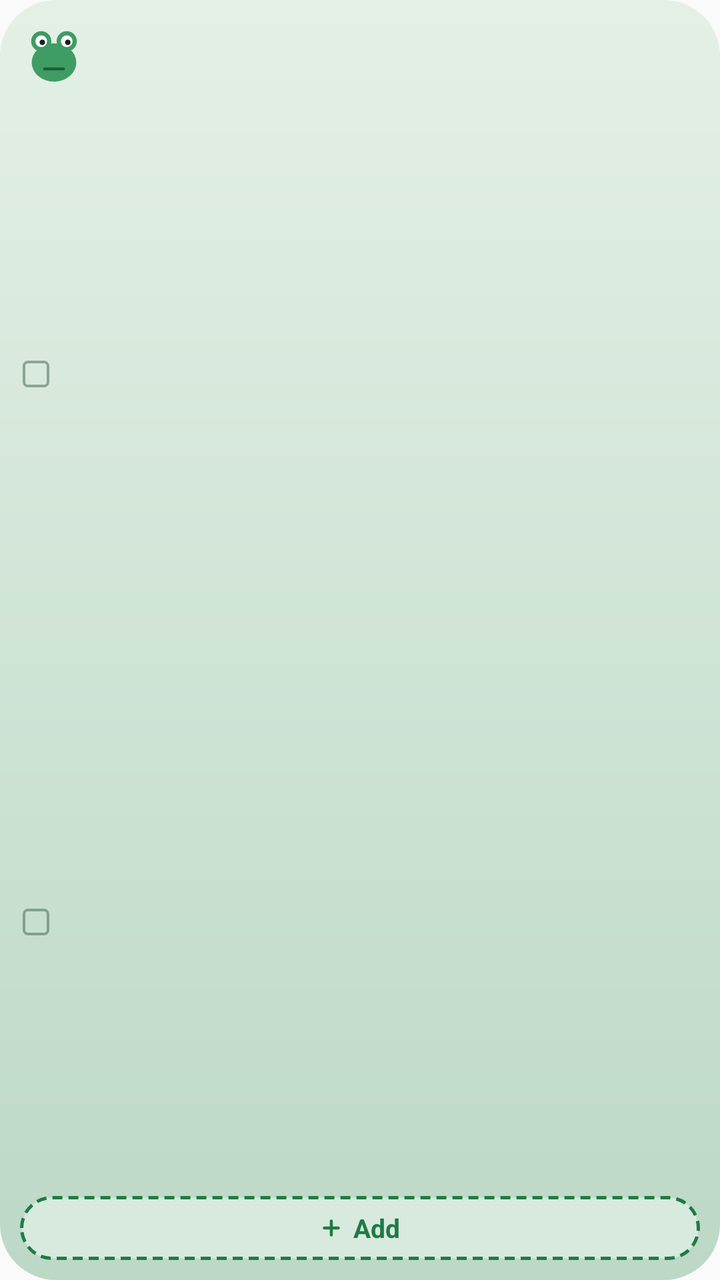
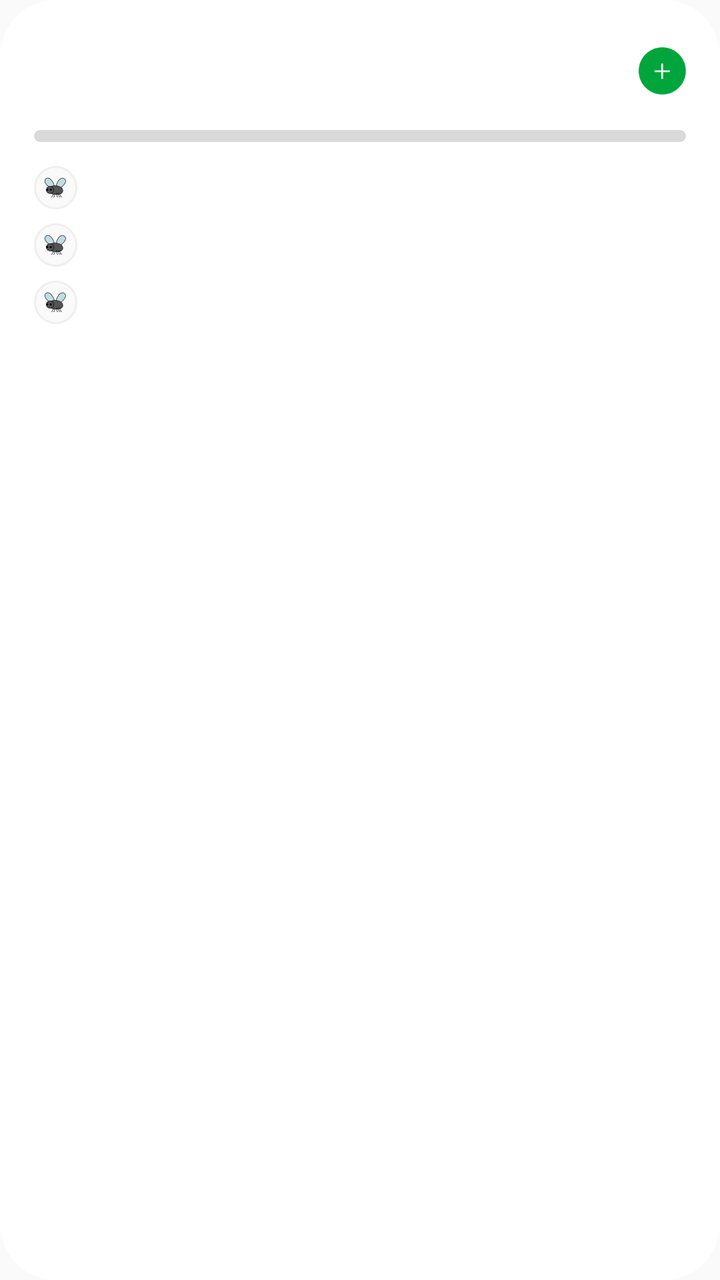

Before-and-after screenshots of an Android layout around one commit, followed by the original layout XML and the change that was made.
<!-- AndroidManifest.xml: application theme AppTheme -->
<!-- res/layout/frog_widget_small.xml -->
<?xml version="1.0" encoding="utf-8"?>
<FrameLayout xmlns:android="http://schemas.android.com/apk/res/android"
    android:id="@+id/widget_root"
    android:layout_width="match_parent"
    android:layout_height="match_parent"
    android:background="@drawable/widget_bg">

    <View
        android:layout_width="match_parent"
        android:layout_height="match_parent"
        android:background="@drawable/widget_scrim" />

    <LinearLayout
        android:layout_width="match_parent"
        android:layout_height="match_parent"
        android:orientation="vertical"
        android:padding="10dp">

        <LinearLayout
            android:layout_width="match_parent"
            android:layout_height="wrap_content"
            android:gravity="center_vertical"
            android:orientation="horizontal">

            <ImageView
                android:id="@+id/widget_frog"
                android:layout_width="34dp"
                android:layout_height="34dp"
                android:contentDescription="@string/widget_frog_desc"
                android:scaleType="fitCenter"
                android:src="@drawable/frog_widget_neutral" />

            <TextView
                android:id="@+id/widget_streak"
                android:layout_width="match_parent"
                android:layout_height="wrap_content"
                android:gravity="end"
                android:textColor="@color/widget_streak"
                android:textSize="12sp"
                android:textStyle="bold"
                android:visibility="gone" />
        </LinearLayout>

        <LinearLayout
            android:layout_width="match_parent"
            android:layout_height="0dp"
            android:layout_weight="1"
            android:orientation="vertical"
            android:paddingTop="6dp">

            <TextView
                android:id="@+id/widget_empty"
                android:layout_width="match_parent"
                android:layout_height="0dp"
                android:layout_weight="1"
                android:gravity="center_vertical"
                android:text="@string/widget_empty"
                android:textColor="@color/widget_text_muted"
                android:textSize="13sp"
                android:visibility="gone" />

                <LinearLayout
                    android:id="@+id/widget_row_0"
                    android:layout_width="match_parent"
                    android:layout_height="0dp"
                    android:layout_weight="1"
                    android:minHeight="26dp"
                    android:gravity="center_vertical"
                    android:orientation="horizontal">

                    <ImageView
                        android:id="@+id/widget_check_0"
                        android:layout_width="16dp"
                        android:layout_height="16dp"
                        android:layout_marginEnd="6dp"
                        android:importantForAccessibility="no"
                        android:src="@drawable/widget_check_off" />

                    <TextView
                        android:id="@+id/widget_text_0"
                        android:layout_width="match_parent"
                        android:layout_height="wrap_content"
                        android:ellipsize="end"
                        android:maxLines="1"
                        android:textColor="@color/widget_text"
                        android:textSize="13sp" />
                </LinearLayout>
                <LinearLayout
                    android:id="@+id/widget_row_1"
                    android:layout_width="match_parent"
                    android:layout_height="0dp"
                    android:layout_weight="1"
                    android:minHeight="26dp"
                    android:gravity="center_vertical"
                    android:orientation="horizontal">

                    <ImageView
                        android:id="@+id/widget_check_1"
                        android:layout_width="16dp"
                        android:layout_height="16dp"
                        android:layout_marginEnd="6dp"
                        android:importantForAccessibility="no"
                        android:src="@drawable/widget_check_off" />

                    <TextView
                        android:id="@+id/widget_text_1"
                        android:layout_width="match_parent"
                        android:layout_height="wrap_content"
                        android:ellipsize="end"
                        android:maxLines="1"
                        android:textColor="@color/widget_text"
                        android:textSize="13sp" />
                </LinearLayout>
        </LinearLayout>

        <LinearLayout
            android:id="@+id/widget_add"
            android:layout_width="match_parent"
            android:layout_height="32dp"
            android:background="@drawable/widget_add_pill"
            android:gravity="center"
            android:orientation="horizontal">

            <ImageView
                android:layout_width="12dp"
                android:layout_height="12dp"
                android:layout_marginEnd="5dp"
                android:importantForAccessibility="no"
                android:src="@drawable/widget_plus" />

            <TextView
                android:layout_width="wrap_content"
                android:layout_height="wrap_content"
                android:text="@string/widget_add_short"
                android:textColor="@color/widget_accent"
                android:textSize="13sp"
                android:textStyle="bold" />
        </LinearLayout>
    </LinearLayout>
</FrameLayout>
<!-- resources referenced by this layout -->
<resources>
  <color name="widget_accent">#1F7A45</color>
  <color name="widget_streak">#A2620F</color>
  <color name="widget_text">#12251B</color>
  <color name="widget_text_muted">#5C7566</color>
  <!-- drawable frog_widget_neutral (drawable) -->
  <?xml version="1.0" encoding="utf-8"?>
  <vector xmlns:android="http://schemas.android.com/apk/res/android"
      android:width="64dp"
      android:height="64dp"
      android:viewportWidth="64"
      android:viewportHeight="64">
      <path
          android:pathData="M20,20 m-9.5,0 a9.5,9.5 0 1,0 19,0 a9.5,9.5 0 1,0 -19,0"
          android:fillColor="#3F9C63" />
      <path
          android:pathData="M44,20 m-9.5,0 a9.5,9.5 0 1,0 19,0 a9.5,9.5 0 1,0 -19,0"
          android:fillColor="#3F9C63" />
      <path
          android:pathData="M32,40 m-21,0 a21,18 0 1,0 42,0 a21,18 0 1,0 -42,0"
          android:fillColor="#3F9C63" />
      <path
          android:pathData="M20,20 m-5.5,0 a5.5,5.5 0 1,0 11,0 a5.5,5.5 0 1,0 -11,0"
          android:fillColor="#FFFFFF" />
      <path
          android:pathData="M44,20 m-5.5,0 a5.5,5.5 0 1,0 11,0 a5.5,5.5 0 1,0 -11,0"
          android:fillColor="#FFFFFF" />
      <path
          android:pathData="M21,21 m-2.6,0 a2.6,2.6 0 1,0 5.2,0 a2.6,2.6 0 1,0 -5.2,0"
          android:fillColor="#13201A" />
      <path
          android:pathData="M45,21 m-2.6,0 a2.6,2.6 0 1,0 5.2,0 a2.6,2.6 0 1,0 -5.2,0"
          android:fillColor="#13201A" />
      <path
          android:pathData="M23,46 L41,46"
          android:strokeWidth="2.6"
          android:strokeColor="#1D5C39"
          android:strokeLineCap="round" />
  </vector>
  <!-- drawable widget_add_pill (drawable) -->
  <?xml version="1.0" encoding="utf-8"?>
  <shape xmlns:android="http://schemas.android.com/apk/res/android"
      android:shape="rectangle">
      <corners android:radius="999dp" />
      <solid android:color="@color/widget_accent_soft" />
      <stroke
          android:width="1.5dp"
          android:color="@color/widget_accent"
          android:dashWidth="5dp"
          android:dashGap="3dp" />
  </shape>
  <!-- drawable widget_bg (drawable) -->
  <?xml version="1.0" encoding="utf-8"?>
  <shape xmlns:android="http://schemas.android.com/apk/res/android"
      android:shape="rectangle">
      <corners android:radius="@dimen/widget_corner_radius" />
      <gradient
          android:angle="290"
          android:startColor="@color/widget_bg_top"
          android:endColor="@color/widget_bg_bottom"
          android:type="linear" />
  </shape>
  <!-- drawable widget_check_off (drawable) -->
  <vector xmlns:android="http://schemas.android.com/apk/res/android"
      android:width="22dp" android:height="22dp"
      android:viewportWidth="24" android:viewportHeight="24">
      <path
          android:pathData="M6,3h12a3,3 0,0 1,3 3v12a3,3 0,0 1,-3 3H6a3,3 0,0 1,-3 -3V6a3,3 0,0 1,3 -3z"
          android:strokeWidth="2"
          android:strokeColor="@color/widget_check_border" />
  </vector>
  <!-- drawable widget_plus (drawable) -->
  <vector xmlns:android="http://schemas.android.com/apk/res/android"
      android:width="14dp" android:height="14dp"
      android:viewportWidth="24" android:viewportHeight="24">
      <path android:pathData="M12,5v14M5,12h14"
          android:strokeWidth="3"
          android:strokeColor="@color/widget_accent"
          android:strokeLineCap="round" />
  </vector>
  <!-- drawable widget_scrim (drawable) -->
  <?xml version="1.0" encoding="utf-8"?>
  <shape xmlns:android="http://schemas.android.com/apk/res/android"
      android:shape="rectangle">
      <corners android:radius="@dimen/widget_corner_radius" />
      <solid android:color="@color/widget_scrim" />
  </shape>
  <string name="widget_add_short">Add</string>
  <string name="widget_frog_desc">Your frog. Tap to open Frogress.</string>
  <color name="widget_accent_soft">#66FFFFFF</color>
  <dimen name="widget_corner_radius">16dp</dimen>
  <color name="widget_bg_top">#E4F0E6</color>
  <color name="widget_bg_bottom">#BCD8C6</color>
  <color name="widget_check_border">#7F3E5E4A</color>
  <color name="widget_scrim">#00000000</color>
  <!-- unchanged entries left out for length: 2 -->
</resources>

<!-- the commit's change to res/layout/frog_widget_small.xml (unified diff, before → after) -->
@@ -2,19 +2,22 @@
 <FrameLayout xmlns:android="http://schemas.android.com/apk/res/android"
     android:id="@+id/widget_root"
     android:layout_width="match_parent"
-    android:layout_height="match_parent"
-    android:background="@drawable/widget_bg">
+    android:layout_height="match_parent">
 
     <View
+        android:id="@android:id/background"
         android:layout_width="match_parent"
         android:layout_height="match_parent"
-        android:background="@drawable/widget_scrim" />
+        android:background="@drawable/widget_bg" />
 
     <LinearLayout
         android:layout_width="match_parent"
         android:layout_height="match_parent"
         android:orientation="vertical"
-        android:padding="10dp">
+        android:paddingLeft="17dp"
+        android:paddingRight="17dp"
+        android:paddingTop="18dp"
+        android:paddingBottom="18dp">
 
         <LinearLayout
             android:layout_width="match_parent"
@@ -22,119 +25,131 @@
             android:gravity="center_vertical"
             android:orientation="horizontal">
 
+            <TextView
+                android:id="@+id/widget_count"
+                android:layout_width="0dp"
+                android:layout_height="wrap_content"
+                android:layout_weight="1"
+                android:includeFontPadding="false"
+                android:maxLines="1"
+                android:textColor="@color/widget_heading"
+                android:textSize="30sp"
+                android:textStyle="bold" />
+
             <ImageView
-                android:id="@+id/widget_frog"
-                android:layout_width="34dp"
-                android:layout_height="34dp"
-                android:contentDescription="@string/widget_frog_desc"
-                android:scaleType="fitCenter"
-                android:src="@drawable/frog_widget_neutral" />
+                android:id="@+id/widget_add"
+                android:layout_width="23.5dp"
+                android:layout_height="23.5dp"
+                android:contentDescription="@string/widget_add"
+                android:src="@drawable/widget_plus" />
+        </LinearLayout>
+
+        <LinearLayout
+            android:layout_width="match_parent"
+            android:layout_height="wrap_content"
+            android:layout_marginTop="12dp"
+            android:orientation="vertical">
+
+            <ProgressBar
+                android:id="@+id/widget_progress"
+                style="?android:attr/progressBarStyleHorizontal"
+                android:layout_width="match_parent"
+                android:layout_height="6dp"
+                android:max="100"
+                android:progressDrawable="@drawable/widget_progress" />
 
             <TextView
-                android:id="@+id/widget_streak"
+                android:id="@+id/widget_empty"
                 android:layout_width="match_parent"
                 android:layout_height="wrap_content"
-                android:gravity="end"
-                android:textColor="@color/widget_streak"
-                android:textSize="12sp"
-                android:textStyle="bold"
+                android:layout_marginTop="4dp"
+                android:text="@string/widget_empty"
+                android:textColor="@color/widget_text_muted"
+                android:textSize="13sp"
                 android:visibility="gone" />
         </LinearLayout>
 
         <LinearLayout
             android:layout_width="match_parent"
             android:layout_height="0dp"
+            android:layout_marginTop="12dp"
             android:layout_weight="1"
-            android:orientation="vertical"
-            android:paddingTop="6dp">
-
-            <TextView
-                android:id="@+id/widget_empty"
-                android:layout_width="match_parent"
-                android:layout_height="0dp"
-                android:layout_weight="1"
-                android:gravity="center_vertical"
-                android:text="@string/widget_empty"
-                android:textColor="@color/widget_text_muted"
-                android:textSize="13sp"
-                android:visibility="gone" />
-
-                <LinearLayout
-                    android:id="@+id/widget_row_0"
-                    android:layout_width="match_parent"
-                    android:layout_height="0dp"
-                    android:layout_weight="1"
-                    android:minHeight="26dp"
-                    android:gravity="center_vertical"
-                    android:orientation="horizontal">
-
-                    <ImageView
-                        android:id="@+id/widget_check_0"
-                        android:layout_width="16dp"
-                        android:layout_height="16dp"
-                        android:layout_marginEnd="6dp"
-                        android:importantForAccessibility="no"
-                        android:src="@drawable/widget_check_off" />
-
-                    <TextView
-                        android:id="@+id/widget_text_0"
-                        android:layout_width="match_parent"
-                        android:layout_height="wrap_content"
-                        android:ellipsize="end"
-                        android:maxLines="1"
-                        android:textColor="@color/widget_text"
-                        android:textSize="13sp" />
-                </LinearLayout>
-                <LinearLayout
-                    android:id="@+id/widget_row_1"
-                    android:layout_width="match_parent"
-                    android:layout_height="0dp"
-                    android:layout_weight="1"
-                    android:minHeight="26dp"
-                    android:gravity="center_vertical"
-                    android:orientation="horizontal">
-
-                    <ImageView
-                        android:id="@+id/widget_check_1"
-                        android:layout_width="16dp"
-                        android:layout_height="16dp"
-                        android:layout_marginEnd="6dp"
-                        android:importantForAccessibility="no"
-                        android:src="@drawable/widget_check_off" />
-
-                    <TextView
-                        android:id="@+id/widget_text_1"
-                        android:layout_width="match_parent"
-                        android:layout_height="wrap_content"
-                        android:ellipsize="end"
-                        android:maxLines="1"
-                        android:textColor="@color/widget_text"
-                        android:textSize="13sp" />
-                </LinearLayout>
-        </LinearLayout>
+            android:orientation="vertical">
 
         <LinearLayout
-            android:id="@+id/widget_add"
+            android:id="@+id/widget_row_0"
             android:layout_width="match_parent"
-            android:layout_height="32dp"
-            android:background="@drawable/widget_add_pill"
-            android:gravity="center"
+            android:layout_height="wrap_content"
+            android:gravity="center_vertical"
             android:orientation="horizontal">
 
             <ImageView
-                android:layout_width="12dp"
-                android:layout_height="12dp"
-                android:layout_marginEnd="5dp"
+                android:id="@+id/widget_check_0"
+                android:layout_width="21.5dp"
+                android:layout_height="21.5dp"
+                android:layout_marginEnd="10dp"
                 android:importantForAccessibility="no"
-                android:src="@drawable/widget_plus" />
+                android:src="@drawable/widget_check_off" />
 
             <TextView
-                android:layout_width="wrap_content"
+                android:id="@+id/widget_text_0"
+                android:layout_width="match_parent"
                 android:layout_height="wrap_content"
-                android:text="@string/widget_add_short"
-                android:textColor="@color/widget_accent"
-                android:textSize="13sp"
-                android:textStyle="bold" />
+                android:ellipsize="end"
+                android:maxLines="1"
+                android:textColor="@color/widget_text"
+                android:textSize="13sp" />
+        </LinearLayout>
+        <LinearLayout
+            android:id="@+id/widget_row_1"
+            android:layout_width="match_parent"
+            android:layout_height="wrap_content"
+            android:layout_marginTop="7dp"
+            android:gravity="center_vertical"
+            android:orientation="horizontal">
+
+            <ImageView
+                android:id="@+id/widget_check_1"
+                android:layout_width="21.5dp"
+                android:layout_height="21.5dp"
+                android:layout_marginEnd="10dp"
+                android:importantForAccessibility="no"
+                android:src="@drawable/widget_check_off" />
+
+            <TextView
+                android:id="@+id/widget_text_1"
+                android:layout_width="match_parent"
+                android:layout_height="wrap_content"
+                android:ellipsize="end"
+                android:maxLines="1"
+                android:textColor="@color/widget_text"
+                android:textSize="13sp" />
+        </LinearLayout>
+        <LinearLayout
+            android:id="@+id/widget_row_2"
+            android:layout_width="match_parent"
+            android:layout_height="wrap_content"
+            android:layout_marginTop="7dp"
+            android:gravity="center_vertical"
+            android:orientation="horizontal">
+
+            <ImageView
+                android:id="@+id/widget_check_2"
+                android:layout_width="21.5dp"
+                android:layout_height="21.5dp"
+                android:layout_marginEnd="10dp"
+                android:importantForAccessibility="no"
+                android:src="@drawable/widget_check_off" />
+
+            <TextView
+                android:id="@+id/widget_text_2"
+                android:layout_width="match_parent"
+                android:layout_height="wrap_content"
+                android:ellipsize="end"
+                android:maxLines="1"
+                android:textColor="@color/widget_text"
+                android:textSize="13sp" />
+        </LinearLayout>
         </LinearLayout>
     </LinearLayout>
 </FrameLayout>
<!-- resource entries referenced after the edit -->
@@ -1,99 +1,40 @@
 <!-- resources referenced by this layout -->
 <resources>
-  <color name="widget_accent">#1F7A45</color>
-  <color name="widget_streak">#A2620F</color>
-  <color name="widget_text">#12251B</color>
-  <color name="widget_text_muted">#5C7566</color>
-  <!-- drawable frog_widget_neutral (drawable) -->
-  <?xml version="1.0" encoding="utf-8"?>
-  <vector xmlns:android="http://schemas.android.com/apk/res/android"
-      android:width="64dp"
-      android:height="64dp"
-      android:viewportWidth="64"
-      android:viewportHeight="64">
-      <path
-          android:pathData="M20,20 m-9.5,0 a9.5,9.5 0 1,0 19,0 a9.5,9.5 0 1,0 -19,0"
-          android:fillColor="#3F9C63" />
-      <path
-          android:pathData="M44,20 m-9.5,0 a9.5,9.5 0 1,0 19,0 a9.5,9.5 0 1,0 -19,0"
-          android:fillColor="#3F9C63" />
-      <path
-          android:pathData="M32,40 m-21,0 a21,18 0 1,0 42,0 a21,18 0 1,0 -42,0"
-          android:fillColor="#3F9C63" />
-      <path
-          android:pathData="M20,20 m-5.5,0 a5.5,5.5 0 1,0 11,0 a5.5,5.5 0 1,0 -11,0"
-          android:fillColor="#FFFFFF" />
-      <path
-          android:pathData="M44,20 m-5.5,0 a5.5,5.5 0 1,0 11,0 a5.5,5.5 0 1,0 -11,0"
-          android:fillColor="#FFFFFF" />
-      <path
-          android:pathData="M21,21 m-2.6,0 a2.6,2.6 0 1,0 5.2,0 a2.6,2.6 0 1,0 -5.2,0"
-          android:fillColor="#13201A" />
-      <path
-          android:pathData="M45,21 m-2.6,0 a2.6,2.6 0 1,0 5.2,0 a2.6,2.6 0 1,0 -5.2,0"
-          android:fillColor="#13201A" />
-      <path
-          android:pathData="M23,46 L41,46"
-          android:strokeWidth="2.6"
-          android:strokeColor="#1D5C39"
-          android:strokeLineCap="round" />
-  </vector>
-  <!-- drawable widget_add_pill (drawable) -->
-  <?xml version="1.0" encoding="utf-8"?>
-  <shape xmlns:android="http://schemas.android.com/apk/res/android"
-      android:shape="rectangle">
-      <corners android:radius="999dp" />
-      <solid android:color="@color/widget_accent_soft" />
-      <stroke
-          android:width="1.5dp"
-          android:color="@color/widget_accent"
-          android:dashWidth="5dp"
-          android:dashGap="3dp" />
-  </shape>
+  <color name="widget_heading">#000000</color>
+  <color name="widget_text">#0A0A0A</color>
+  <color name="widget_text_muted">#7A7A7A</color>
   <!-- drawable widget_bg (drawable) -->
   <?xml version="1.0" encoding="utf-8"?>
   <shape xmlns:android="http://schemas.android.com/apk/res/android"
       android:shape="rectangle">
+      <solid android:color="@color/widget_card" />
       <corners android:radius="@dimen/widget_corner_radius" />
-      <gradient
-          android:angle="290"
-          android:startColor="@color/widget_bg_top"
-          android:endColor="@color/widget_bg_bottom"
-          android:type="linear" />
   </shape>
-  <!-- drawable widget_check_off (drawable) -->
-  <vector xmlns:android="http://schemas.android.com/apk/res/android"
-      android:width="22dp" android:height="22dp"
-      android:viewportWidth="24" android:viewportHeight="24">
-      <path
-          android:pathData="M6,3h12a3,3 0,0 1,3 3v12a3,3 0,0 1,-3 3H6a3,3 0,0 1,-3 -3V6a3,3 0,0 1,3 -3z"
-          android:strokeWidth="2"
-          android:strokeColor="@color/widget_check_border" />
-  </vector>
-  <!-- drawable widget_plus (drawable) -->
-  <vector xmlns:android="http://schemas.android.com/apk/res/android"
-      android:width="14dp" android:height="14dp"
-      android:viewportWidth="24" android:viewportHeight="24">
-      <path android:pathData="M12,5v14M5,12h14"
-          android:strokeWidth="3"
-          android:strokeColor="@color/widget_accent"
-          android:strokeLineCap="round" />
-  </vector>
-  <!-- drawable widget_scrim (drawable) -->
+  <!-- drawable widget_check_off: png bitmap (drawable-hdpi, 1204 bytes) -->
+  <!-- drawable widget_plus: png bitmap (drawable-hdpi, 914 bytes) -->
+  <!-- drawable widget_progress (drawable) -->
   <?xml version="1.0" encoding="utf-8"?>
-  <shape xmlns:android="http://schemas.android.com/apk/res/android"
-      android:shape="rectangle">
-      <corners android:radius="@dimen/widget_corner_radius" />
-      <solid android:color="@color/widget_scrim" />
-  </shape>
-  <string name="widget_add_short">Add</string>
-  <string name="widget_frog_desc">Your frog. Tap to open Frogress.</string>
-  <color name="widget_accent_soft">#66FFFFFF</color>
+  <layer-list xmlns:android="http://schemas.android.com/apk/res/android">
+      <item android:id="@android:id/background">
+          <shape android:shape="rectangle">
+              <solid android:color="@color/widget_track" />
+              <corners android:radius="3dp" />
+          </shape>
+      </item>
+      <item android:id="@android:id/progress">
+          <clip>
+              <shape android:shape="rectangle">
+                  <solid android:color="@color/widget_fill" />
+                  <corners android:radius="3dp" />
+              </shape>
+          </clip>
+      </item>
+  </layer-list>
+  <string name="widget_add">Add a task</string>
+  <color name="widget_card">#FFFFFF</color>
   <dimen name="widget_corner_radius">16dp</dimen>
-  <color name="widget_bg_top">#E4F0E6</color>
-  <color name="widget_bg_bottom">#BCD8C6</color>
-  <color name="widget_check_border">#7F3E5E4A</color>
-  <color name="widget_scrim">#00000000</color>
+  <color name="widget_track">#D9D9D9</color>
+  <color name="widget_fill">#96D367</color>
   <!-- unchanged entries left out for length: 2 -->
 </resources>
 
